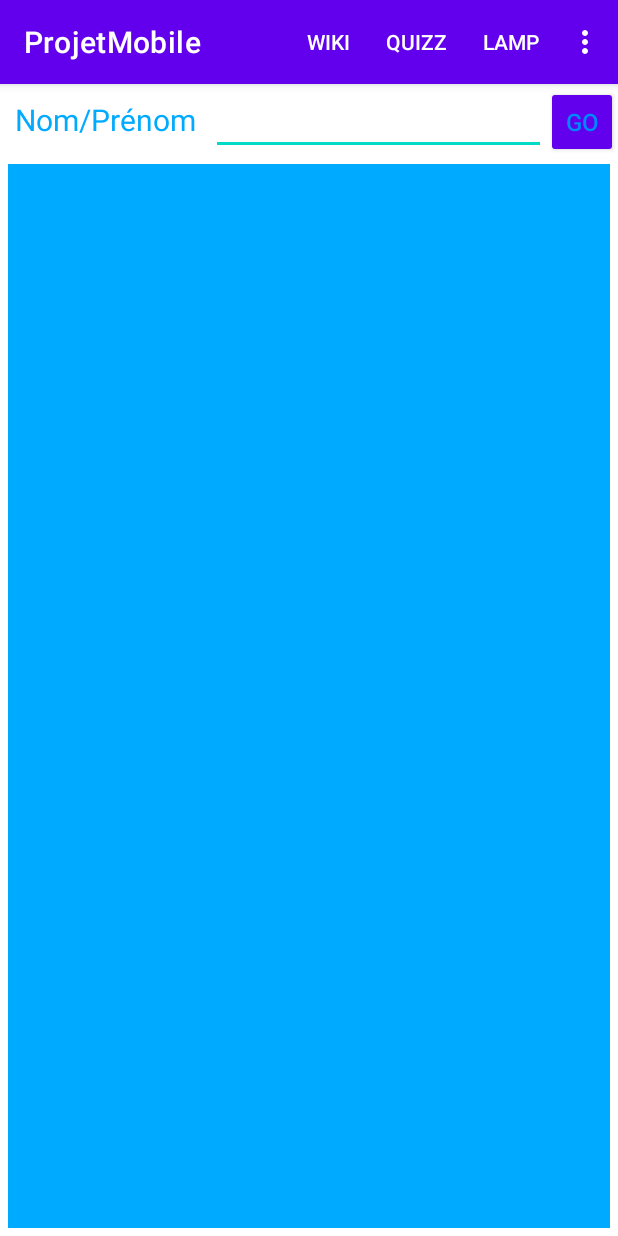
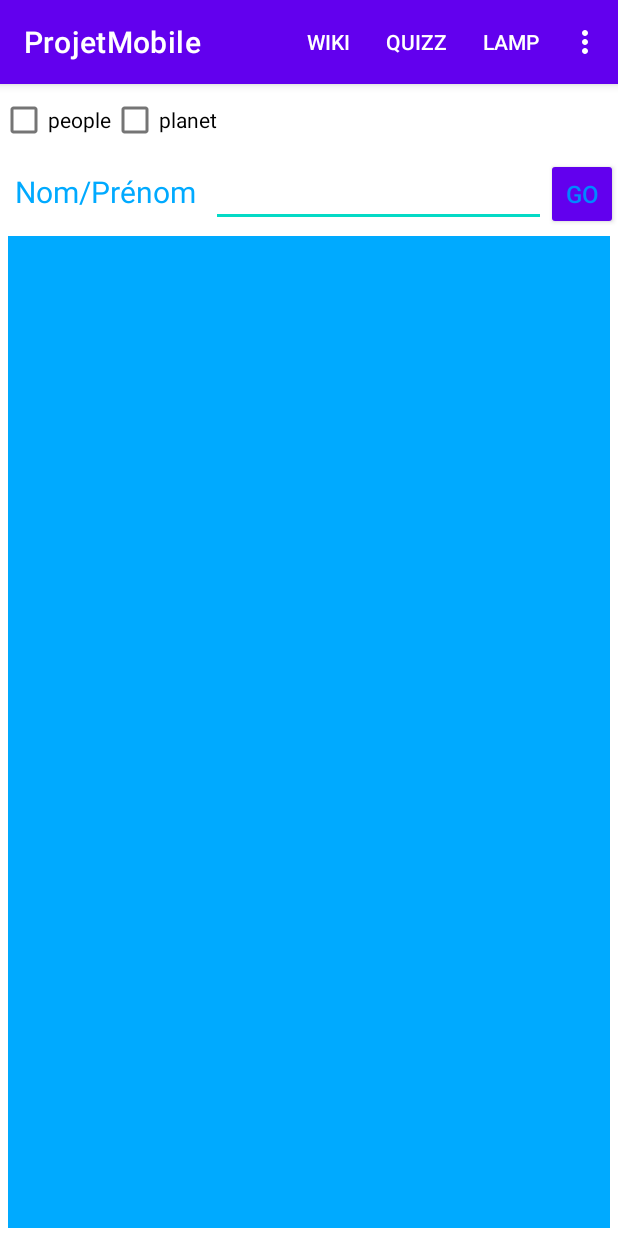
Before and after one commit to GangneuxA/ProjetMobile, an Android app: the screen it shows after launch (MainActivity), on a phone screen of 412 x 824 dp. Run offline under Robolectric (Android 15) with nearby library versions, the phone set to English and light mode, and no system bars.

Commit message:
Ajout checkbox pour choisir entre people et planets

```diff
--- a/ProjetMobile/app/src/main/res/layout/activity_main.xml
+++ b/ProjetMobile/app/src/main/res/layout/activity_main.xml
@@ -18,7 +18,24 @@
 
 
 
+    <LinearLayout
+        android:layout_width="wrap_content"
+        android:layout_height="wrap_content"
+        android:orientation="horizontal">
 
+        <CheckBox
+            android:layout_width="wrap_content"
+            android:layout_height="wrap_content"
+            android:text="people"
+            android:id="@+id/checkboxPeople"/>
+
+        <CheckBox
+            android:layout_width="wrap_content"
+            android:layout_height="wrap_content"
+            android:text="planet"
+            android:id="@+id/checkboxPlanet"/>
+
+    </LinearLayout>
     <LinearLayout
         android:layout_width="match_parent"
         android:layout_height="wrap_content"
```
Also changed, not shown: ProjetMobile/app/src/main/java/com/example/projetmobile/MainActivity.java (+79 -3 lines).
